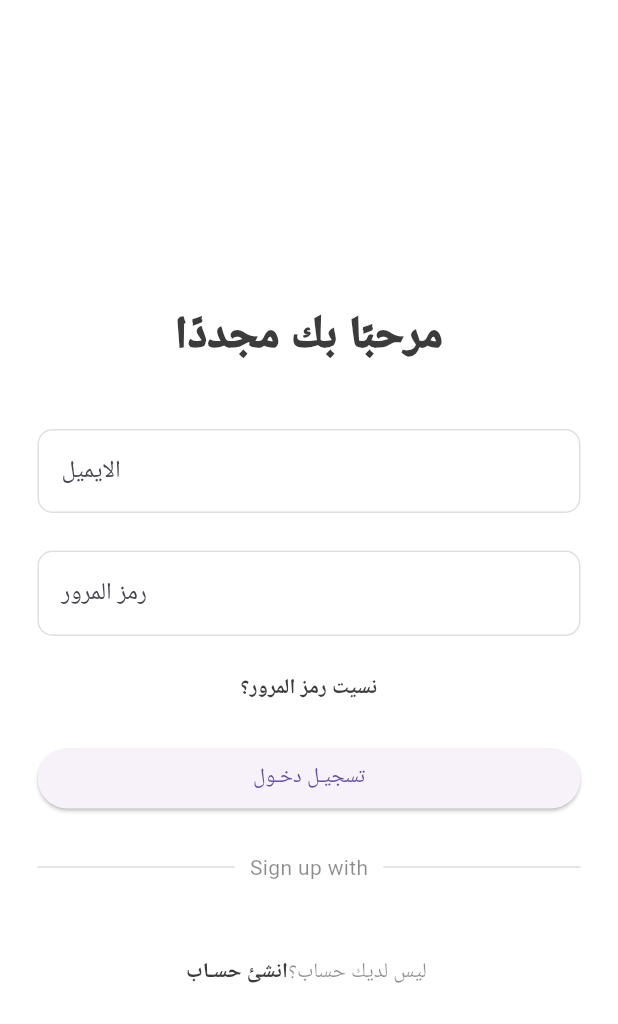
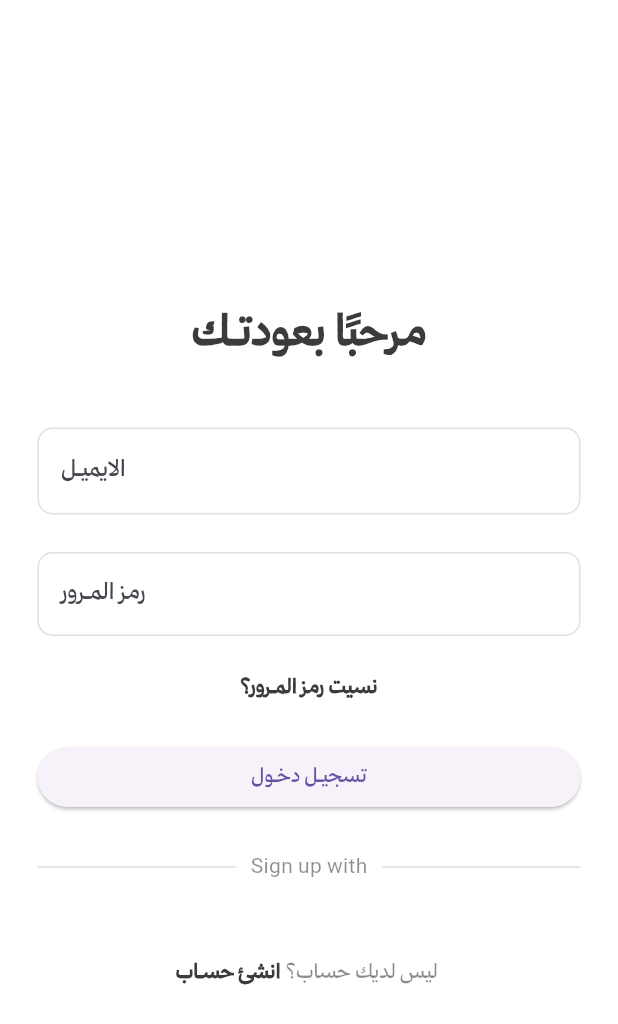
Before and after one commit to Jana-Alrzoog/2025_GP_28, a Flutter app: the screen it shows after launch, after a tap on "تسجيـل الدخـول", on a phone screen of 412 x 824 dp. Shown: the top 1024 px of the screen. Run offline on Flutter 3.47's test engine with Material 3 defaults, Android fonts, the phone set to English and light mode, and no system bars; our stand-ins replace icons_plus; project files that could hold a hidden picture were left out.

Commit message:
font change

```diff
--- a/lib/screens/signin_screen.dart
+++ b/lib/screens/signin_screen.dart
@@ -44,10 +44,10 @@ class _SignInScreenState extends State<SignInScreen> {
                     crossAxisAlignment: CrossAxisAlignment.center,
                     children: [
                       Text(
-                        'مرحبًا بك مجددًا',
+                        'مرحبًا بعودتـك',
                         style: TextStyle(
                           fontSize: 30.0,
-                          fontWeight: FontWeight.w900,
+                          fontWeight: FontWeight.w700,
                           color: lightColorScheme.primary,
                         ),
                       ),
@@ -57,12 +57,12 @@ class _SignInScreenState extends State<SignInScreen> {
                       TextFormField(
                         validator: (value) {
                           if (value == null || value.isEmpty) {
-                            return 'الرجاء ادخال الايميل';
+                            return 'الرجـاء ادخـال الايميـل';
                           }
                           return null;
                         },
                         decoration: InputDecoration(
-                          label: const Text('الايميل'),
+                          label: const Text('الايميـل'),
                           hintText: 'Enter Email',
                           hintStyle: const TextStyle(
                             color: Colors.black26,
@@ -89,13 +89,13 @@ class _SignInScreenState extends State<SignInScreen> {
                         obscuringCharacter: '*',
                         validator: (value) {
                           if (value == null || value.isEmpty) {
-                            return 'الرجاء ادخال رمز المرور';
+                            return 'الرجاء ادخـال رمز المـرور';
                           }
                           return null;
                         },
                         decoration: InputDecoration(
-                          label: const Text('رمز المرور'),
-                          hintText: 'ادخل رمز المرور',
+                          label: const Text('رمز المـرور'),
+                          hintText: 'ادخـل رمز المـرور',
                           hintStyle: const TextStyle(
                             color: Colors.black26,
                           ),
@@ -122,7 +122,7 @@ class _SignInScreenState extends State<SignInScreen> {
 
                           GestureDetector(
                             child: Text(
-                              'نسيت رمز المرور؟',
+                              'نسيت رمز المـرور؟',
                               style: TextStyle(
                                 fontWeight: FontWeight.bold,
                                 color: lightColorScheme.primary,
@@ -222,7 +222,7 @@ class _SignInScreenState extends State<SignInScreen> {
                             ),
                           ),
                           const Text(
-                            'ليس لديك حساب؟ ',
+                            ' ليس لديك حساب؟ ',
                             style: TextStyle(
                               color: Colors.black45,
                             ),
--- a/lib/screens/welcome_screen.dart
+++ b/lib/screens/welcome_screen.dart
@@ -20,24 +20,48 @@ class WelcomeScreen extends StatelessWidget {
                 vertical: 0,
                 horizontal: 40.0,
               ),
-                child: Center(
-                  child: RichText(
+              // لا نستخدم Center عشان نقدر نرفع المحتوى لفوق
+              child: Column(
+                mainAxisAlignment: MainAxisAlignment.start, // يخلي المحتوى يبدأ من أعلى
+                crossAxisAlignment: CrossAxisAlignment.center,
+                children: [
+                  const SizedBox(height: 130), // تحكم بمسافة أعلى الشاشة
+
+                  // صورة اللوقو
+                  Image.asset(
+                    'assets/images/MasarLogo.png',
+                    width: 180,
+                    height: 180,
+                    fit: BoxFit.contain,
+                  ),
+
+                  const SizedBox(height: 8), // مسافة صغيرة بين الصورة والنص
+
+                  // النص "مسار"
+                  RichText(
                     textAlign: TextAlign.center,
-                    text:  TextSpan(
+                    text: const TextSpan(
                       children: [
                         TextSpan(
-                            text: 'مســـــــــار\n',
+                          // إذا سببت الكشيدة فراغات، جرّبي 'مسار' بدون تطويل
+                          text: 'مســـــــــار',
                           style: TextStyle(
                             fontSize: 64.0,
+                            fontWeight: FontWeight.w600, // غيّريها لـ w700 لو عندك وزن عربي فعلي
                             color: Color.fromARGB(255, 59, 59, 59),
-
-                            )),
-
+                            fontFamily: 'Handicrafts', // لازم يطابق pubspec.yaml
+                            height: 1.0, // يقلل التباعد العمودي حول النص
+                          ),
+                        ),
+                      ],
+                    ),
+                  ),
                 ],
               ),
             ),
           ),
-              )),
+
+          // الأزرار بالأسفل
           Flexible(
             flex: 1,
             child: Align(
@@ -48,16 +72,16 @@ class WelcomeScreen extends StatelessWidget {
                     child: WelcomeButton(
                       buttonText: 'تسجيـل الدخـول',
                       onTap: SignInScreen(),
-                      color: Color.fromARGB(255, 59, 59, 59),
-                      textColor: Colors.white,
+                      color: Colors.white,
+                      textColor: Color.fromARGB(255, 59, 59, 59),
                     ),
                   ),
                   Expanded(
                     child: WelcomeButton(
                       buttonText: 'إنشـاء حسـاب',
                       onTap: const SignUpScreen(),
-                      color: Colors.white,
-                      textColor: Color.fromARGB(255, 59, 59, 59),
+                      color: Color.fromARGB(255, 59, 59, 59),
+                      textColor: Colors.white,
                     ),
                   ),
                 ],
--- a/lib/widgets/custom_scaffold.dart
+++ b/lib/widgets/custom_scaffold.dart
@@ -15,7 +15,7 @@ class CustomScaffold extends StatelessWidget {
       body: Stack(
         children: [
           Image.asset(
-            'assets/images/welcome.png',
+            'assets/images/welcomme.png',
             fit: BoxFit.cover,
             width: double.infinity,
             height: double.infinity,
```
Also changed, not shown: pubspec.yaml (+5 -5 lines), assets/fonts/TheYearofHandicrafts-Black.otf, assets/fonts/TheYearofHandicrafts-Bold.otf, assets/fonts/TheYearofHandicrafts-Medium.otf, assets/fonts/TheYearofHandicrafts-Regular.otf, assets/fonts/TheYearofHandicrafts-SemiBold.otf, assets/images/MasarLogo.png (added), assets/images/header.png (deleted), assets/images/welcomme.png (added). Lines whose indentation alone changed are shown as unchanged.
